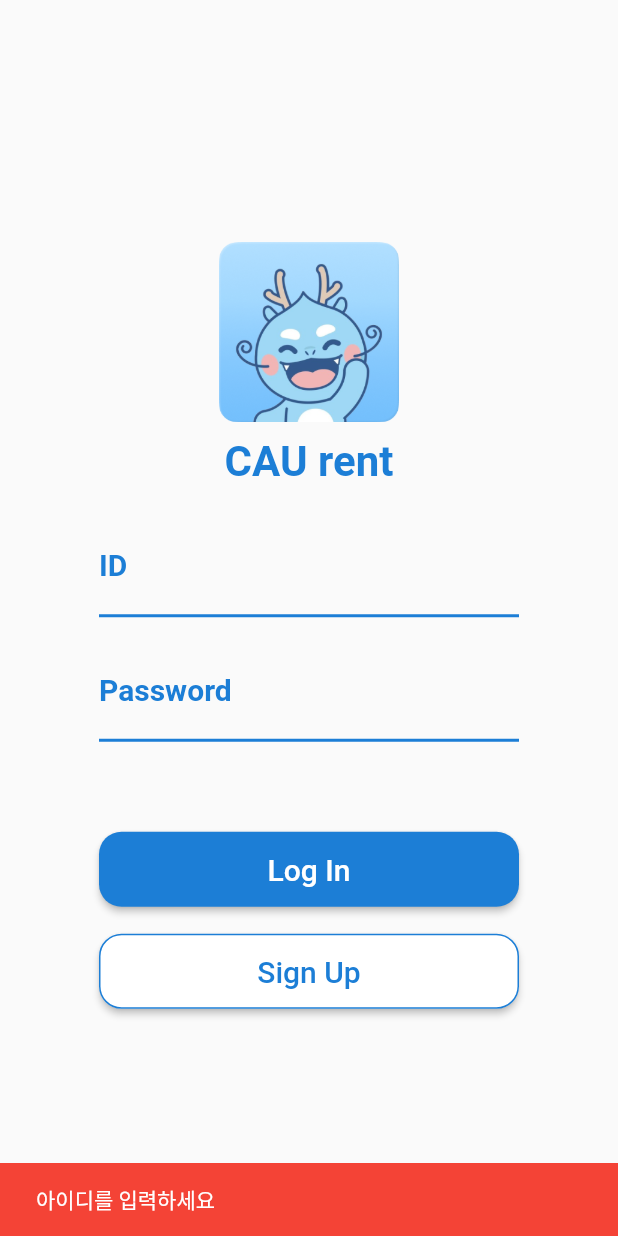
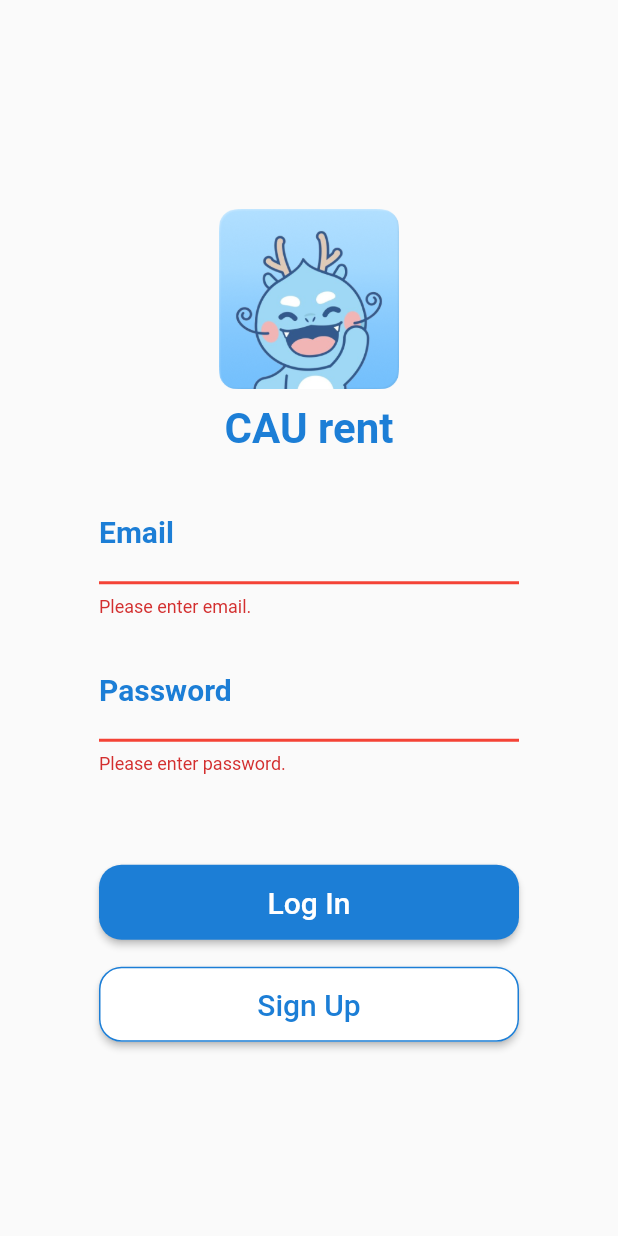
Before and after one commit to CAU-MobileApp-2023/CAU-rent, a Flutter app: the screen it shows after launch, after a tap on "Log In", on a phone screen of 412 x 824 dp. Run offline on Flutter 3.47's test engine with Material 2 defaults, Android fonts, the phone set to English and light mode, and no system bars.

```diff
--- a/lib/login_page.dart
+++ b/lib/login_page.dart
@@ -11,9 +11,9 @@ class LogInPage extends StatefulWidget {
 }
 
 class _LogInPageState extends State<LogInPage> {
-  Map<String, Map<String, String>> users = {};
+  Map<String, Map<String, String>> users = {};      // data
 
-  TextEditingController idController = TextEditingController();
+  TextEditingController emailController = TextEditingController();
   TextEditingController passwordController = TextEditingController();
   bool isLoggedIn = false;
 
@@ -27,7 +27,11 @@ class _LogInPageState extends State<LogInPage> {
   }
 
   Widget LogInScreen() {
+    final _formKey = GlobalKey<FormState>();
+
     return SingleChildScrollView(
+      child: Form(
+      key: _formKey,
         child: Column(
           mainAxisAlignment: MainAxisAlignment.center,
           children: [
@@ -47,7 +51,6 @@ class _LogInPageState extends State<LogInPage> {
             ),
              */
 
-
             /* ----------------------------------- */
             InkWell(
               onTap: () {
@@ -62,16 +65,15 @@ class _LogInPageState extends State<LogInPage> {
               ),
             ),
             /* ----------------------------------- */
+            const SizedBox(height: 20),
 
-
-          const SizedBox(height: 20),
             SizedBox(
               width: 280,
               child: TextFormField(
-              controller: idController,
+                controller: emailController,
                 decoration: const InputDecoration(
-                labelText: 'ID',
-                hintText: '아이디를 입력하세요',
+                  labelText: 'Email',
+                  hintText: '이메일을 입력하세요',
                   labelStyle: TextStyle(
                     color: AppColor.Blue,
                     fontSize: 20,
@@ -83,13 +85,27 @@ class _LogInPageState extends State<LogInPage> {
                       color: AppColor.Blue,
                     ),
                   ),
+                  errorBorder: UnderlineInputBorder(
+                    borderSide: BorderSide(
+                      width: 2,
+                      color: Colors.red,
                     ),
                   ),
                 ),
+                validator: (value) {
+                  if (value == null || value.isEmpty) {
+                    return 'Please enter email.';
+                  }
+                  return null;
+                },
+              ),
+            ),
+
             const SizedBox(height: 16),
+
             SizedBox(
               width: 280,
-            child: TextField(
+              child: TextFormField(
                 controller: passwordController,
                 decoration: const InputDecoration(
                   labelText: 'Password',
@@ -105,13 +121,32 @@ class _LogInPageState extends State<LogInPage> {
                       color: AppColor.Blue,
                     ),
                   ),
+                  errorBorder: UnderlineInputBorder(
+                    borderSide: BorderSide(
+                      width: 2,
+                      color: Colors.red,
+                    ),
+                  ),
                 ),
                 obscureText: true,
+                validator: (value) {
+                  if (value == null || value.isEmpty) {
+                    return 'Please enter password.';
+                  }
+                  return null;
+                },
               ),
             ),
+
             const SizedBox(height: 60),
+
             ElevatedButton(
-            onPressed: () => _performLogin(),
+              onPressed: () {
+                if (_formKey.currentState!.validate()) {
+                  // 폼 검증 성공 시 로그인 수행
+                  _performLogin();
+                }
+              },
               style: ButtonStyle(
                 backgroundColor: MaterialStateProperty.all<Color>(AppColor.Blue),
                 foregroundColor: MaterialStateProperty.all<Color>(Colors.white),
@@ -127,7 +162,9 @@ class _LogInPageState extends State<LogInPage> {
                 style: TextStyle(fontSize: 20),
               ),
             ),
+
             const SizedBox(height: 18),
+
             ElevatedButton(
               onPressed: () {
                 Navigator.push(
@@ -151,14 +188,18 @@ class _LogInPageState extends State<LogInPage> {
                 style: TextStyle(fontSize: 20),
               ),
             ),
+
             const SizedBox(height: 10),
+
           ],
         ),
+      ),
     );
+
   }
 
   void _performLogin() {
-    String enteredId = idController.text;
+    String enteredId = emailController.text;
     String enteredPassword = passwordController.text;
 
     if (enteredId.isNotEmpty && enteredPassword.isNotEmpty) {
@@ -170,10 +211,6 @@ class _LogInPageState extends State<LogInPage> {
       } else {
         _showSnackBar('아이디 또는 비밀번호가 잘못되었습니다', Colors.red);
       }
-    } else if (enteredId.isEmpty) {
-      _showSnackBar('아이디를 입력하세요', Colors.red);
-    } else if (enteredPassword.isEmpty) {
-      _showSnackBar('비밀번호를 입력하세요', Colors.red);
     }
   }
 
```
Lines whose indentation alone changed are shown as unchanged.
